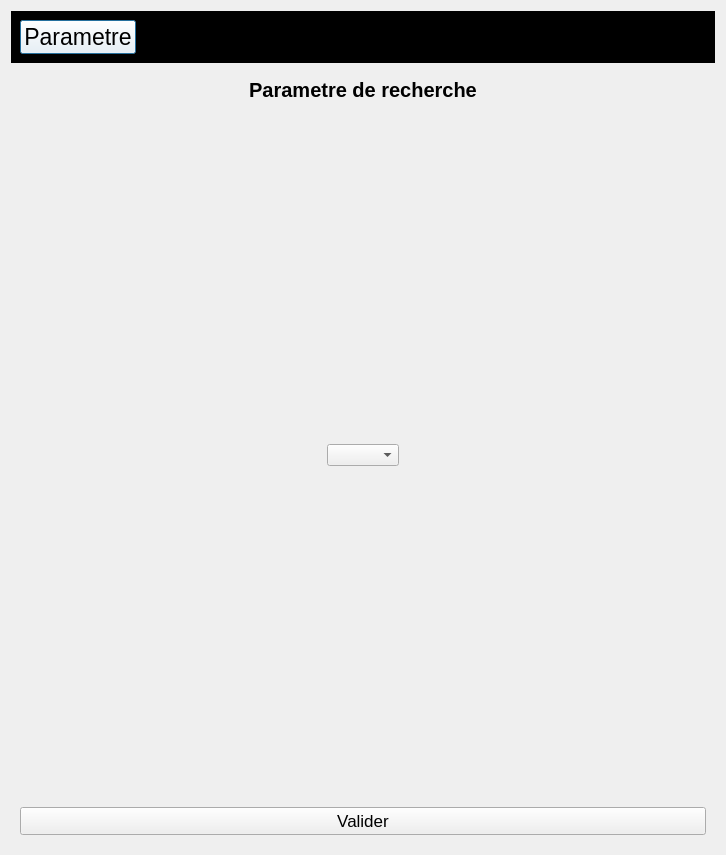
The window that arrerasettingui.ui (Arrera-Software/Arrera-Interface) describes before a commit, drawn with Qt 5.
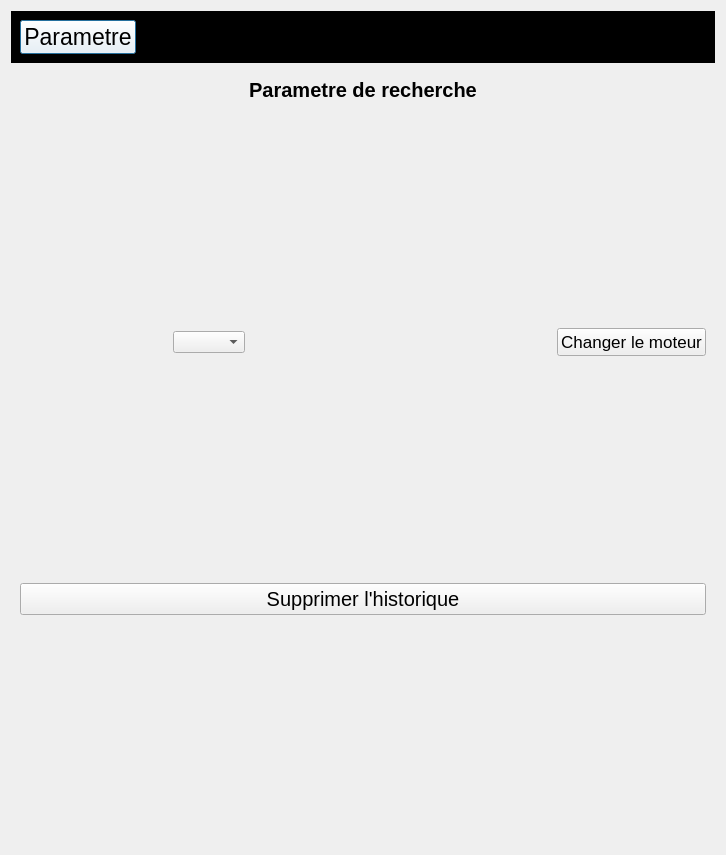
The same window after the commit. The open tabs and pages were chosen to show the change. Icons and pictures are not drawn.

Commit message: Preparation pour les parametre de rechercher

Diff of the .ui file:
```diff
--- a/arrerasettingui.ui
+++ b/arrerasettingui.ui
@@ -999,6 +999,19 @@
          <item>
           <widget class="QComboBox" name="IDC_LISTEMOTEURERECHERCHE"/>
          </item>
+         <item>
+          <spacer name="horizontalSpacer_34">
+           <property name="orientation">
+            <enum>Qt::Orientation::Horizontal</enum>
+           </property>
+           <property name="sizeHint" stdset="0">
+            <size>
+             <width>40</width>
+             <height>20</height>
+            </size>
+           </property>
+          </spacer>
+         </item>
          <item>
           <spacer name="horizontalSpacer_18">
            <property name="orientation">
@@ -1012,8 +1025,45 @@
            </property>
           </spacer>
          </item>
+         <item>
+          <widget class="QPushButton" name="IDC_VALIDERRECHERCHE">
+           <property name="font">
+            <font>
+             <pointsize>13</pointsize>
+            </font>
+           </property>
+           <property name="text">
+            <string>Changer le moteur</string>
+           </property>
+          </widget>
+         </item>
         </layout>
        </item>
+       <item>
+        <spacer name="verticalSpacer_43">
+         <property name="orientation">
+          <enum>Qt::Orientation::Vertical</enum>
+         </property>
+         <property name="sizeHint" stdset="0">
+          <size>
+           <width>20</width>
+           <height>40</height>
+          </size>
+         </property>
+        </spacer>
+       </item>
+       <item>
+        <widget class="QPushButton" name="IDC_SUPPRHIST">
+         <property name="font">
+          <font>
+           <pointsize>15</pointsize>
+          </font>
+         </property>
+         <property name="text">
+          <string>Supprimer l'historique</string>
+         </property>
+        </widget>
+       </item>
        <item>
         <spacer name="verticalSpacer_21">
          <property name="orientation">
@@ -1027,18 +1077,6 @@
          </property>
         </spacer>
        </item>
-       <item>
-        <widget class="QPushButton" name="IDC_VALIDERRECHERCHE">
-         <property name="font">
-          <font>
-           <pointsize>13</pointsize>
-          </font>
-         </property>
-         <property name="text">
-          <string>Valider</string>
-         </property>
-        </widget>
-       </item>
       </layout>
      </widget>
      <widget class="QWidget" name="application">
```
Left out of the diff: 2 changed lines with no effect on the pictures. The commit also changes 2 other files.
